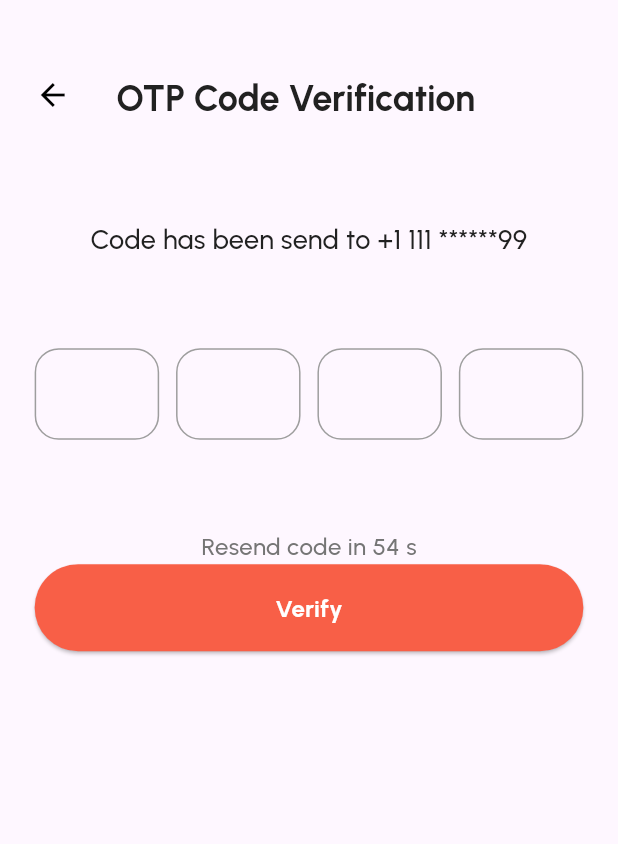
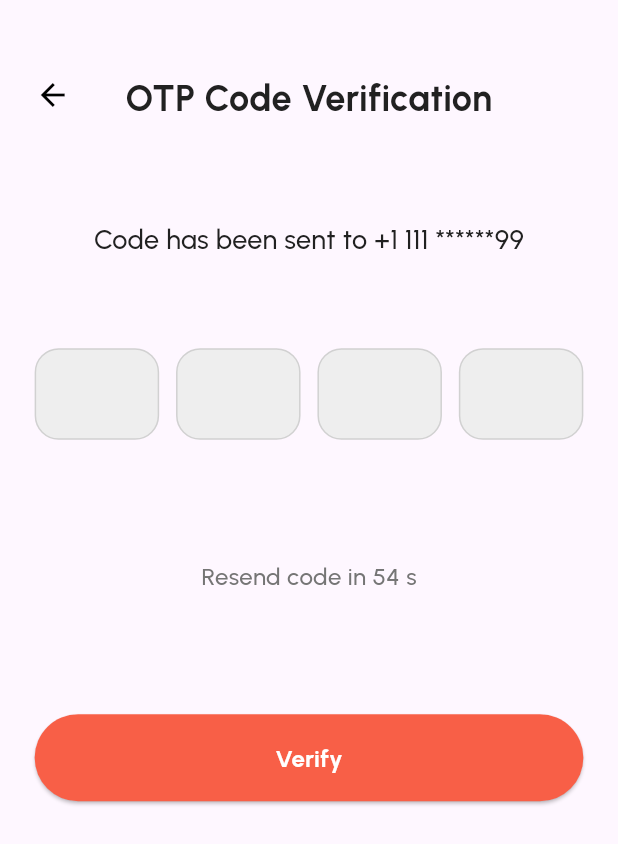
Before and after one commit to teddybed/Moti, a Flutter app: the Otp screen opened by its route, on a phone screen of 412 x 824 dp. Shown: the top 844 px of the screen. Run offline on Flutter 3.47's test engine with Material 3 defaults, Android fonts, the phone set to English and light mode, and no system bars; our stand-ins replace flutter_svg, intl_phone_field.

Commit message:
fix the layout and postion of text fileds

```diff
--- a/lib/screens/loginRegister/Light_OTP.dart
+++ b/lib/screens/loginRegister/Light_OTP.dart
@@ -18,9 +18,7 @@ class Navbar extends StatelessWidget {
             onTap: onBack ?? () => Navigator.pop(context),
             child: const Icon(Icons.arrow_back, color: Colors.black),
           ),
-          const SizedBox(
-            width: 300,
-            height: 29,
+          const Expanded(
             child: Text(
               'OTP Code Verification',
               textAlign: TextAlign.center,
@@ -29,12 +27,11 @@ class Navbar extends StatelessWidget {
                 fontWeight: FontWeight.w700,
                 fontSize: 24,
                 height: 1.2,
-                letterSpacing: 0,
                 color: Color(0xFF212121),
               ),
             ),
           ),
-          const SizedBox(width: 12),
+          const SizedBox(width: 24), // For symmetry
         ],
       ),
     );
@@ -49,7 +46,9 @@ class Otp extends StatefulWidget {
 }
 
 class _OtpState extends State<Otp> {
-  final List<TextEditingController> _controllers = List.generate(4, (_) => TextEditingController());
+  final List<TextEditingController> _controllers =
+  List.generate(4, (_) => TextEditingController());
+
   int _countdown = 55;
   late Timer _timer;
 
@@ -62,6 +61,9 @@ class _OtpState extends State<Otp> {
   @override
   void dispose() {
     _timer.cancel();
+    for (var c in _controllers) {
+      c.dispose();
+    }
     super.dispose();
   }
 
@@ -78,12 +80,10 @@ class _OtpState extends State<Otp> {
   }
 
   void _verifyOtp() {
-    final otp = _controllers.map((controller) => controller.text).join();
+    final otp = _controllers.map((c) => c.text).join();
     if (otp.length == 4) {
-      // Handle OTP verification
       print("OTP entered: $otp");
     } else {
-      // Show an error if OTP is incomplete
       print("Please enter a valid OTP.");
     }
   }
@@ -110,9 +110,8 @@ class _OtpState extends State<Otp> {
               const SizedBox(height: 60),
               const SizedBox(
                 width: 380,
-                height: 25,
                 child: Text(
-                  'Code has been send to +1 111 ******99',
+                  'Code has been sent to +1 111 ******99',
                   textAlign: TextAlign.center,
                   style: TextStyle(
                     fontFamily: 'Urbanist',
@@ -125,60 +124,10 @@ class _OtpState extends State<Otp> {
                 ),
               ),
               const SizedBox(height: 60),
-
-              // OTP container
-              Container(
-                width: 380,
-                height: 61,
-                child: Row(
-                  mainAxisAlignment: MainAxisAlignment.spaceBetween,
-                  children: List.generate(4, (index) {
-                    return Container(
-                      width: 83,
-                      height: 61,
-                      padding: const EdgeInsets.fromLTRB(32, 16, 32, 16),
-                      decoration: BoxDecoration(
-                        border: Border.all(color: Colors.grey, width: 1),
-                        borderRadius: BorderRadius.circular(16),
-                      ),
-                      child: Center(
-                        child: TextField(
-                          controller: _controllers[index],
-                          textAlign: TextAlign.center,
-                          keyboardType: TextInputType.number,
-                          maxLength: 1,
-                          style: const TextStyle(
-                            fontSize: 24,
-                            fontWeight: FontWeight.bold,
-                          ),
-                          decoration: const InputDecoration(
-                            counterText: "",
-                            border: InputBorder.none,
-                          ),
-                          onChanged: (value) {
-                            if (value.isNotEmpty && index < 3) {
-                              FocusScope.of(context).nextFocus();
-                            } else if (value.isEmpty && index > 0) {
-                              FocusScope.of(context).previousFocus();
-                            }
-                          },
-                        ),
-                      ),
-                    );
-                  }),
-                ),
-              ),
-
-              const SizedBox(height: 40),
-
-
-              const SizedBox(height: 20),
-
-              // Countdown timer
+              OtpInput(controllers: _controllers),
+              const SizedBox(height: 80),
               Text(
-                _countdown > 0
-                    ? 'Resend code in $_countdown s'
-                    : 'Resend code',
+                _countdown > 0 ? 'Resend code in $_countdown s' : 'Resend code',
                 style: const TextStyle(
                   fontFamily: 'Urbanist',
                   fontWeight: FontWeight.w500,
@@ -186,9 +135,7 @@ class _OtpState extends State<Otp> {
                   color: Color(0xFF757575),
                 ),
               ),
-
-
-              // Verify button
+              const SizedBox(height: 80),
               SizedBox(
                 width: 380,
                 height: 58,
@@ -199,9 +146,9 @@ class _OtpState extends State<Otp> {
                     shape: RoundedRectangleBorder(
                       borderRadius: BorderRadius.circular(100),
                     ),
-                    padding: EdgeInsets.symmetric(
-                      vertical: 18 * scaleY,
-                      horizontal: 16 * scaleX,
+                    padding: const EdgeInsets.symmetric(
+                      vertical: 18,
+                      horizontal: 16,
                     ),
                   ),
                   child: const Text(
@@ -217,7 +164,6 @@ class _OtpState extends State<Otp> {
                   ),
                 ),
               ),
-
             ],
           ),
         ),
@@ -225,3 +171,79 @@ class _OtpState extends State<Otp> {
     );
   }
 }
+
+class OtpInput extends StatefulWidget {
+  final List<TextEditingController> controllers;
+
+  const OtpInput({Key? key, required this.controllers}) : super(key: key);
+
+  @override
+  _OtpInputState createState() => _OtpInputState();
+}
+
+class _OtpInputState extends State<OtpInput> {
+  late final List<FocusNode> _focusNodes;
+
+  @override
+  void initState() {
+    super.initState();
+    _focusNodes = List.generate(4, (_) => FocusNode());
+  }
+
+  @override
+  void dispose() {
+    for (var node in _focusNodes) {
+      node.dispose();
+    }
+    super.dispose();
+  }
+
+  void _onChanged(String value, int index) {
+    if (value.length == 1 && index < 3) {
+      _focusNodes[index + 1].requestFocus();
+    } else if (value.isEmpty && index > 0) {
+      _focusNodes[index - 1].requestFocus();
+    }
+  }
+
+  @override
+  Widget build(BuildContext context) {
+    return Container(
+      width: 380,
+      height: 61,
+      child: Row(
+        mainAxisAlignment: MainAxisAlignment.spaceBetween,
+        children: List.generate(4, (index) {
+          return Container(
+            width: 83,
+            height: 61,
+            decoration: BoxDecoration(
+              color: _focusNodes[index].hasFocus ? Colors.lightGreen[100] : Colors.grey[200],
+              border: Border.all(
+                width: 1,
+                color: _focusNodes[index].hasFocus ? Colors.orange : Colors.black12,
+              ),
+              borderRadius: BorderRadius.circular(16),
+            ),
+            child: Center(
+              child: TextField(
+                controller: widget.controllers[index],
+                focusNode: _focusNodes[index],
+                maxLength: 1,
+                keyboardType: TextInputType.number,
+                textAlign: TextAlign.center,
+                style: const TextStyle(fontSize: 24),
+                decoration: const InputDecoration(
+                  counterText: "",
+                  border: InputBorder.none,
+                  contentPadding: EdgeInsets.zero,
+                ),
+                onChanged: (value) => _onChanged(value, index),
+              ),
+            ),
+          );
+        }),
+      ),
+    );
+  }
+}
```
